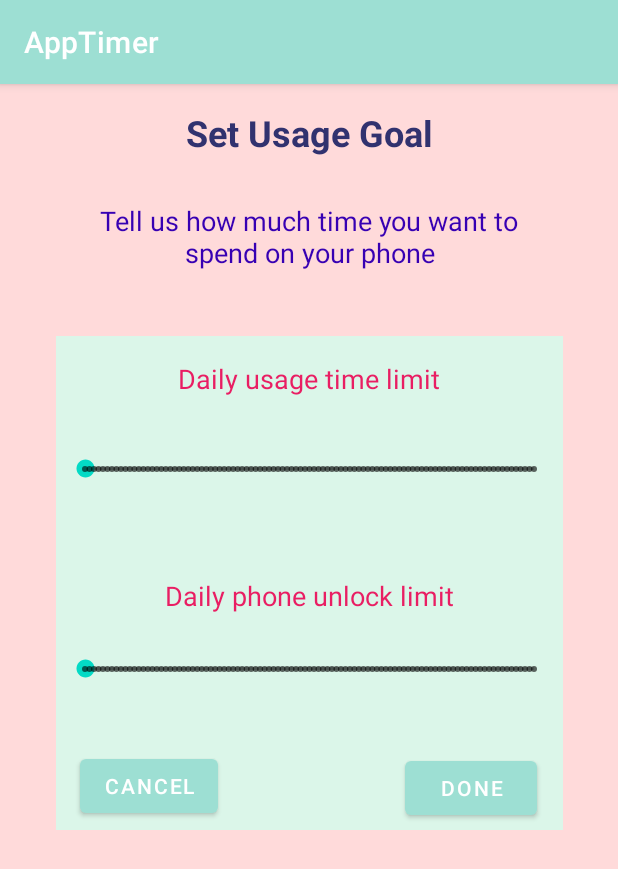
After one commit to prabhatsn1/AppTimer, an Android app: the UsageGoalActivity screen opened directly, with no data from a screen before it, on a phone screen of 412 x 824 dp. The commit adds this screen. Shown: the top 869 px of the screen. Run offline under Robolectric (Android 15) with nearby library versions, the phone set to English and light mode, and no system bars.

Commit message:
3 Activity Complete

```diff
--- a/app/src/main/AndroidManifest.xml
+++ b/app/src/main/AndroidManifest.xml
@@ -9,7 +9,8 @@
         android:roundIcon="@mipmap/ic_launcher_round"
         android:supportsRtl="true"
         android:theme="@style/Theme.AppTimer">
-        <activity android:name=".PermissionActivity"></activity>
+        <activity android:name=".UsageGoalActivity"></activity>
+        <activity android:name=".PermissionActivity" />
         <activity android:name=".MainActivity">
             <intent-filter>
                 <action android:name="android.intent.action.MAIN" />
--- a/app/src/main/java/com/collabcode/apptimer/MainActivity.kt
+++ b/app/src/main/java/com/collabcode/apptimer/MainActivity.kt
@@ -10,7 +10,7 @@ class MainActivity : AppCompatActivity() {
     override fun onCreate(savedInstanceState: Bundle?) {
         super.onCreate(savedInstanceState)
         setContentView(R.layout.activity_main)
-        val startBtn = findViewById<Button>(R.id.startButton)
+        val startBtn = findViewById<Button>(R.id.permissionButton)
         startBtn.setOnClickListener(View.OnClickListener {
             val perActivity = Intent(this,PermissionActivity::class.java)
             startActivity(perActivity)
--- a/app/src/main/java/com/collabcode/apptimer/PermissionActivity.kt
+++ b/app/src/main/java/com/collabcode/apptimer/PermissionActivity.kt
@@ -1,11 +1,21 @@
 package com.collabcode.apptimer
 
+import android.content.Intent
 import androidx.appcompat.app.AppCompatActivity
 import android.os.Bundle
+import android.view.View
+import android.widget.Button
 
 class PermissionActivity : AppCompatActivity() {
     override fun onCreate(savedInstanceState: Bundle?) {
         super.onCreate(savedInstanceState)
         setContentView(R.layout.activity_permission)
+
+        val permissionBtn = findViewById<Button>(R.id.permissionButton)
+
+        permissionBtn.setOnClickListener(View.OnClickListener {
+            val usageActivity = Intent(this,UsageGoalActivity::class.java)
+            startActivity(usageActivity)
+        })
     }
 }
--- /dev/null
+++ b/app/src/main/java/com/collabcode/apptimer/UsageGoalActivity.kt
@@ -0,0 +1,11 @@
+package com.collabcode.apptimer
+
+import androidx.appcompat.app.AppCompatActivity
+import android.os.Bundle
+
+class UsageGoalActivity : AppCompatActivity() {
+    override fun onCreate(savedInstanceState: Bundle?) {
+        super.onCreate(savedInstanceState)
+        setContentView(R.layout.activity_usage_goal)
+    }
+}
--- a/app/src/main/res/layout/activity_main.xml
+++ b/app/src/main/res/layout/activity_main.xml
@@ -53,7 +53,7 @@
         app:layout_constraintTop_toBottomOf="@+id/appTimerText" />
 
     <Button
-        android:id="@+id/startButton"
+        android:id="@+id/permissionButton"
         android:layout_width="202dp"
         android:layout_height="70dp"
         android:layout_marginTop="50dp"
--- a/app/src/main/res/layout/activity_permission.xml
+++ b/app/src/main/res/layout/activity_permission.xml
@@ -13,6 +13,7 @@
         android:layout_width="201dp"
         android:layout_height="189dp"
         android:layout_marginTop="16dp"
+        android:contentDescription="@string/logo"
         app:layout_constraintEnd_toEndOf="parent"
         app:layout_constraintStart_toStartOf="parent"
         app:layout_constraintTop_toTopOf="parent"
@@ -22,7 +23,7 @@
         android:id="@+id/appTimerText"
         android:layout_width="147dp"
         android:layout_height="51dp"
-        android:text="AppTimer"
+        android:text="@string/apptimer"
         android:textAppearance="@style/TextAppearance.AppCompat.Large"
         android:textSize="36sp"
         app:layout_constraintEnd_toEndOf="parent"
@@ -31,7 +32,7 @@
         app:layout_constraintTop_toBottomOf="@+id/logoImage" />
 
     <Button
-        android:id="@+id/startButton"
+        android:id="@+id/permissionButton"
         android:layout_width="219dp"
         android:layout_height="75dp"
         android:layout_marginBottom="28dp"
@@ -47,7 +48,7 @@
         app:layout_constraintStart_toStartOf="parent" />
 
     <CheckBox
-        android:id="@+id/checkBox"
+        android:id="@+id/checkBoxUsage"
         android:layout_width="352dp"
         android:layout_height="64dp"
         android:layout_marginTop="48dp"
@@ -62,7 +63,7 @@
         app:layout_constraintTop_toBottomOf="@+id/appTimerText" />
 
     <CheckBox
-        android:id="@+id/checkBox"
+        android:id="@+id/checkBoxDraw"
         android:layout_width="352dp"
         android:layout_height="64dp"
         android:layout_marginTop="136dp"
--- /dev/null
+++ b/app/src/main/res/layout/activity_usage_goal.xml
@@ -0,0 +1,119 @@
+<?xml version="1.0" encoding="utf-8"?>
+<androidx.constraintlayout.widget.ConstraintLayout xmlns:android="http://schemas.android.com/apk/res/android"
+    xmlns:app="http://schemas.android.com/apk/res-auto"
+    xmlns:tools="http://schemas.android.com/tools"
+    android:layout_width="match_parent"
+    android:layout_height="match_parent"
+    android:background="@color/C1"
+    tools:context=".UsageGoalActivity">
+
+    <TextView
+        android:id="@+id/goalText"
+        android:layout_width="wrap_content"
+        android:layout_height="wrap_content"
+        android:layout_marginTop="16dp"
+        android:text="@string/Goal"
+        android:textColor="@color/C4"
+        android:textSize="24sp"
+        android:textStyle="bold"
+        app:layout_constraintEnd_toEndOf="parent"
+        app:layout_constraintHorizontal_bias="0.5"
+        app:layout_constraintStart_toStartOf="parent"
+        app:layout_constraintTop_toTopOf="parent" />
+
+    <TextView
+        android:id="@+id/goalContentText"
+        android:layout_width="331dp"
+        android:layout_height="49dp"
+        android:layout_marginTop="30dp"
+        android:text="@string/GoalContent"
+        android:textAlignment="center"
+        android:textColor="@color/purple_700"
+        android:textSize="18sp"
+        app:layout_constraintEnd_toEndOf="parent"
+        app:layout_constraintHorizontal_bias="0.5"
+        app:layout_constraintStart_toStartOf="parent"
+        app:layout_constraintTop_toBottomOf="@+id/goalText" />
+
+    <androidx.constraintlayout.widget.ConstraintLayout
+        android:layout_width="338dp"
+        android:layout_height="329dp"
+        android:layout_marginTop="40dp"
+        android:background="@color/C2"
+        app:layout_constraintEnd_toEndOf="parent"
+        app:layout_constraintHorizontal_bias="0.5"
+        app:layout_constraintStart_toStartOf="parent"
+        app:layout_constraintTop_toBottomOf="@+id/goalContentText">
+
+        <TextView
+            android:id="@+id/limitText"
+            android:layout_width="match_parent"
+            android:layout_height="51dp"
+            android:layout_marginTop="16dp"
+            android:text="@string/daily_usage_time_limit"
+            android:textAlignment="center"
+            android:textAppearance="@style/TextAppearance.AppCompat.Body1"
+            android:textColor="#E91E63"
+            android:textSize="18sp"
+            app:layout_constraintEnd_toEndOf="parent"
+            app:layout_constraintHorizontal_bias="0.5"
+            app:layout_constraintStart_toStartOf="parent"
+            app:layout_constraintTop_toTopOf="parent" />
+
+        <SeekBar
+            android:id="@+id/usageSeekBar"
+            style="@style/Widget.AppCompat.SeekBar.Discrete"
+            android:layout_width="331dp"
+            android:layout_height="43dp"
+            app:layout_constraintEnd_toEndOf="parent"
+            app:layout_constraintStart_toStartOf="parent"
+            app:layout_constraintTop_toBottomOf="@+id/limitText" />
+
+        <SeekBar
+            android:id="@+id/unlockSeekBar"
+            style="@style/Widget.AppCompat.SeekBar.Discrete"
+            android:layout_width="331dp"
+            android:layout_height="43dp"
+            app:layout_constraintEnd_toEndOf="parent"
+            app:layout_constraintHorizontal_bias="0.5"
+            app:layout_constraintStart_toStartOf="parent"
+            app:layout_constraintTop_toBottomOf="@+id/limitText2" />
+
+        <TextView
+            android:id="@+id/limitText2"
+            android:layout_width="338dp"
+            android:layout_height="40dp"
+            android:layout_marginTop="50dp"
+            android:text="@string/daily_phone_unlock_limit"
+            android:textAlignment="center"
+            android:textAppearance="@style/TextAppearance.AppCompat.Body1"
+            android:textColor="#E91E63"
+            android:textSize="18sp"
+            app:layout_constraintEnd_toEndOf="parent"
+            app:layout_constraintHorizontal_bias="0.0"
+            app:layout_constraintStart_toStartOf="parent"
+            app:layout_constraintTop_toBottomOf="@+id/usageSeekBar" />
+
+        <Button
+            android:id="@+id/cancelBtn"
+            android:layout_width="wrap_content"
+            android:layout_height="wrap_content"
+            android:layout_marginStart="16dp"
+            android:layout_marginBottom="5dp"
+            android:text="@string/cancel"
+            app:layout_constraintBottom_toBottomOf="parent"
+            app:layout_constraintStart_toStartOf="parent" />
+
+        <Button
+            android:id="@+id/doneBtn"
+            android:layout_width="wrap_content"
+            android:layout_height="wrap_content"
+            android:layout_marginEnd="17dp"
+            android:layout_marginBottom="4dp"
+            android:text="@string/done"
+            app:layout_constraintBottom_toBottomOf="parent"
+            app:layout_constraintEnd_toEndOf="parent" />
+
+    </androidx.constraintlayout.widget.ConstraintLayout>
+
+</androidx.constraintlayout.widget.ConstraintLayout>
--- a/app/src/main/res/values/strings.xml
+++ b/app/src/main/res/values/strings.xml
@@ -4,5 +4,13 @@
     <string name="Permission">Give Permissions</string>
     <string name="UPermission">Usage Permissions Required</string>
     <string name="DPermission">Draw over other Apps</string>
+    <string name="Goal">Set Usage Goal</string>
+    <string name="GoalContent">Tell us how much time you want to spend on your phone</string>
     <string name="Content1">This App will Help you to Control your time of usage on Mobile</string>
+    <string name="cancel">Cancel</string>
+    <string name="daily_usage_time_limit">Daily usage time limit</string>
+    <string name="daily_phone_unlock_limit">Daily phone unlock limit</string>
+    <string name="done">Done</string>
+    <string name="apptimer">AppTimer</string>
+    <string name="logo">Logo</string>
 </resources>
```
